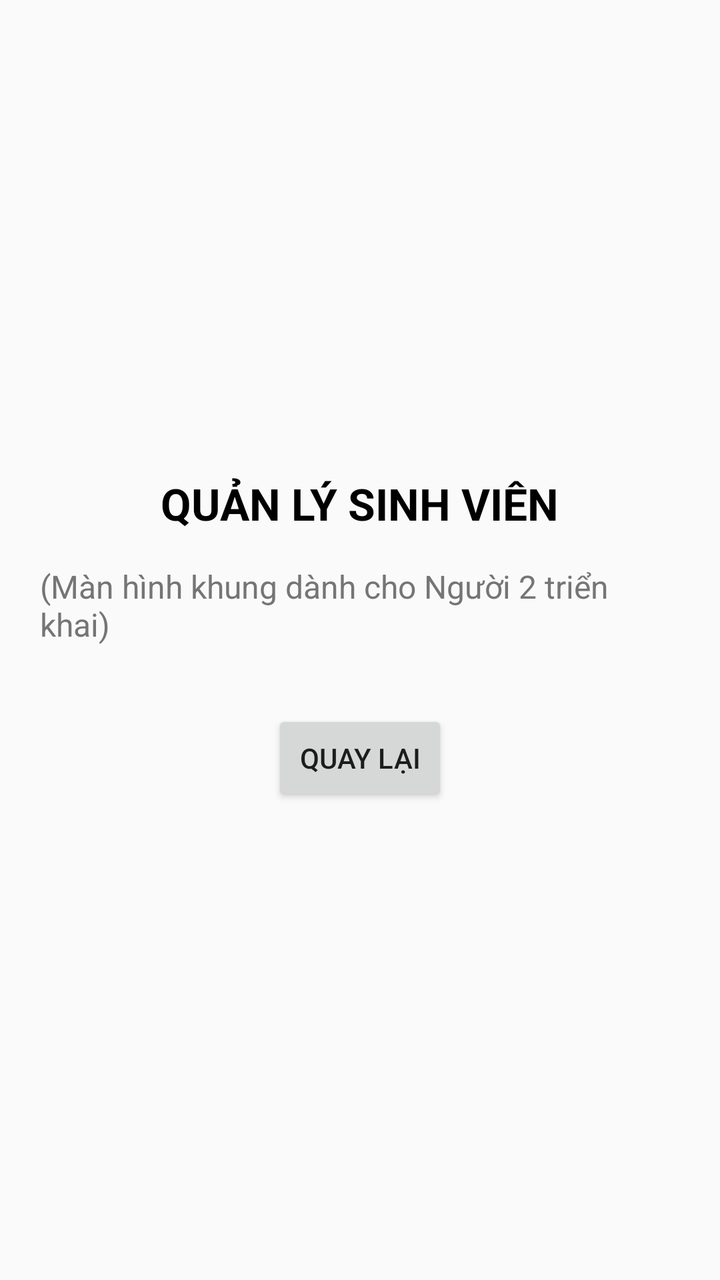
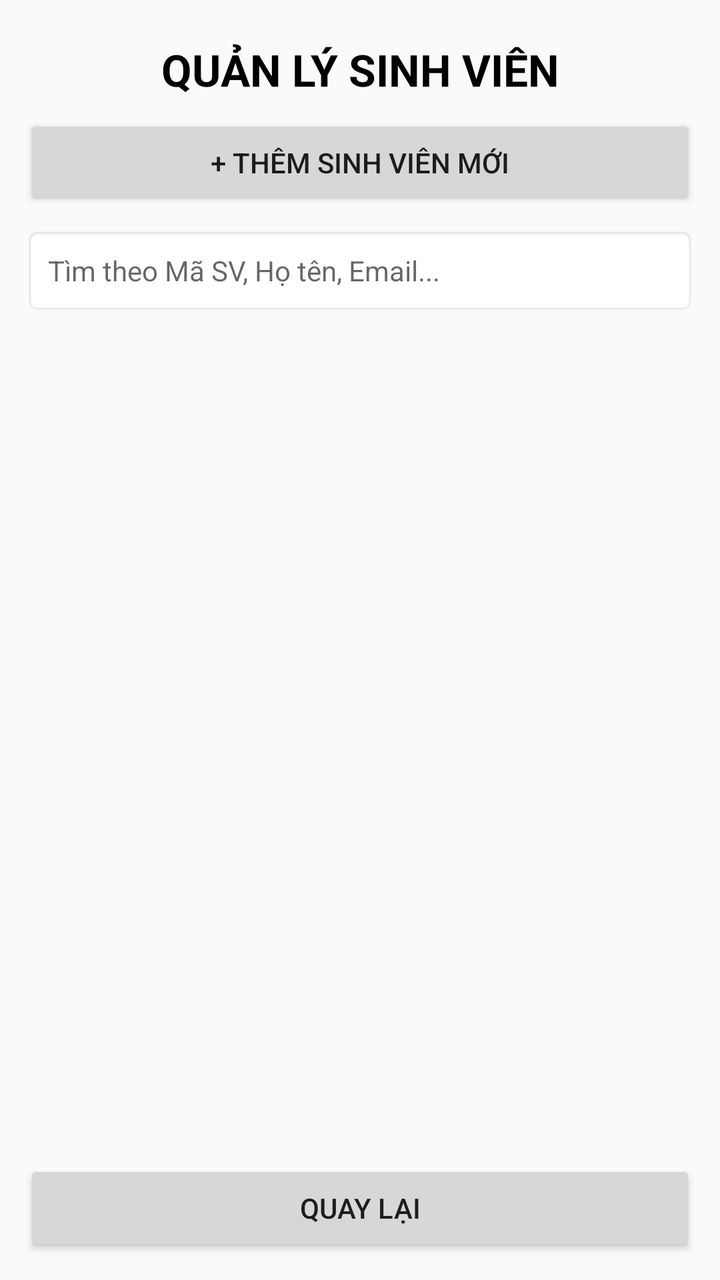

Two renders of the same Android screen: before a commit and after it. Below are the layout's source before the change and the commit's diff.
<!-- AndroidManifest.xml: application theme Theme.Test3 -->
<!-- res/layout/activity_student.xml -->
<?xml version="1.0" encoding="utf-8"?>
<LinearLayout xmlns:android="http://schemas.android.com/apk/res/android"
    android:layout_width="match_parent"
    android:layout_height="match_parent"
    android:orientation="vertical"
    android:padding="20dp"
    android:gravity="center">

    <TextView
        android:layout_width="wrap_content"
        android:layout_height="wrap_content"
        android:text="QUẢN LÝ SINH VIÊN"
        android:textSize="22sp"
        android:textStyle="bold"
        android:textColor="@color/black"
        android:layout_marginBottom="16dp" />

    <TextView
        android:layout_width="wrap_content"
        android:layout_height="wrap_content"
        android:text="(Màn hình khung dành cho Người 2 triển khai)"
        android:textSize="16sp"
        android:textColor="#757575"
        android:layout_marginBottom="32dp" />

    <Button
        android:id="@+id/btnBack"
        android:layout_width="wrap_content"
        android:layout_height="wrap_content"
        android:text="Quay lại" />

</LinearLayout>
<!-- resources referenced by this layout -->
<resources>
  <color name="black">#FF000000</color>
  <style name="Theme.Test3" parent="Theme.AppCompat.Light.DarkActionBar">
          <item name="colorPrimary">#1976D2</item>
          <item name="colorPrimaryDark">#1565C0</item>
          <item name="colorAccent">#03DAC6</item>
      </style>
</resources>

<!-- the commit's change to res/layout/activity_student.xml (unified diff, before → after) -->
@@ -3,30 +3,62 @@
     android:layout_width="match_parent"
     android:layout_height="match_parent"
     android:orientation="vertical"
-    android:padding="20dp"
-    android:gravity="center">
+    android:padding="12dp">
 
     <TextView
-        android:layout_width="wrap_content"
+        android:layout_width="match_parent"
         android:layout_height="wrap_content"
+        android:layout_marginVertical="8dp"
+        android:gravity="center"
         android:text="QUẢN LÝ SINH VIÊN"
+        android:textColor="@android:color/black"
         android:textSize="22sp"
-        android:textStyle="bold"
-        android:textColor="@color/black"
-        android:layout_marginBottom="16dp" />
+        android:textStyle="bold" />
 
-    <TextView
-        android:layout_width="wrap_content"
+    <Button
+        android:id="@+id/btnAddStudent"
+        android:layout_width="match_parent"
         android:layout_height="wrap_content"
-        android:text="(Màn hình khung dành cho Người 2 triển khai)"
-        android:textSize="16sp"
-        android:textColor="#757575"
-        android:layout_marginBottom="32dp" />
+        android:layout_marginBottom="8dp"
+        android:text="+ Thêm Sinh Viên Mới" />
+
+    <EditText
+        android:id="@+id/etSearchStudent"
+        android:layout_width="match_parent"
+        android:layout_height="44dp"
+        android:layout_marginBottom="8dp"
+        android:background="@android:drawable/editbox_background"
+        android:hint="Tìm theo Mã SV, Họ tên, Email..."
+        android:paddingHorizontal="12dp"
+        android:textSize="14sp" />
+
+    <FrameLayout
+        android:layout_width="match_parent"
+        android:layout_height="0dp"
+        android:layout_weight="1">
+
+        <androidx.recyclerview.widget.RecyclerView
+            android:id="@+id/rvStudents"
+            android:layout_width="match_parent"
+            android:layout_height="match_parent" />
+
+        <TextView
+            android:id="@+id/tvEmptyStudent"
+            android:layout_width="match_parent"
+            android:layout_height="match_parent"
+            android:gravity="center"
+            android:text="Chưa có sinh viên nào trong danh sách!"
+            android:textColor="#757575"
+            android:textSize="15sp"
+            android:visibility="gone" />
+    </FrameLayout>
 
     <Button
         android:id="@+id/btnBack"
-        android:layout_width="wrap_content"
+        style="?attr/materialButtonOutlinedStyle"
+        android:layout_width="match_parent"
         android:layout_height="wrap_content"
+        android:layout_marginTop="8dp"
         android:text="Quay lại" />
 
 </LinearLayout>
<!-- resource entries referenced after the edit -->
@@ -1,6 +1,5 @@
 <!-- resources referenced by this layout -->
 <resources>
-  <color name="black">#FF000000</color>
   <style name="Theme.Test3" parent="Theme.AppCompat.Light.DarkActionBar">
           <item name="colorPrimary">#1976D2</item>
           <item name="colorPrimaryDark">#1565C0</item>
